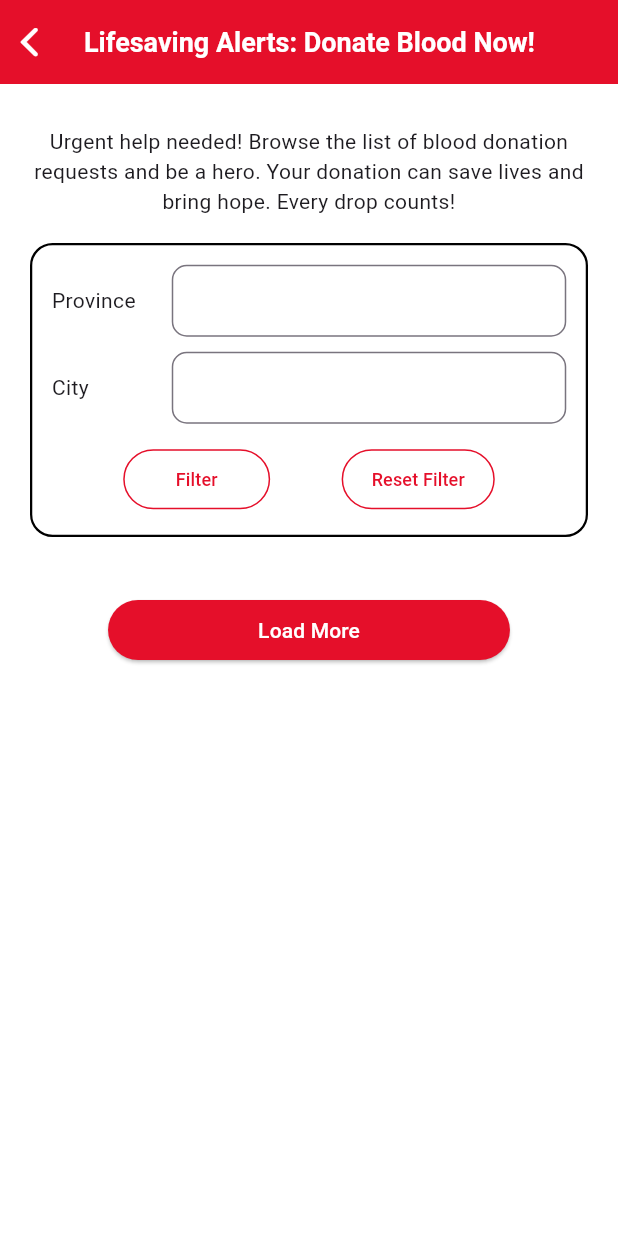
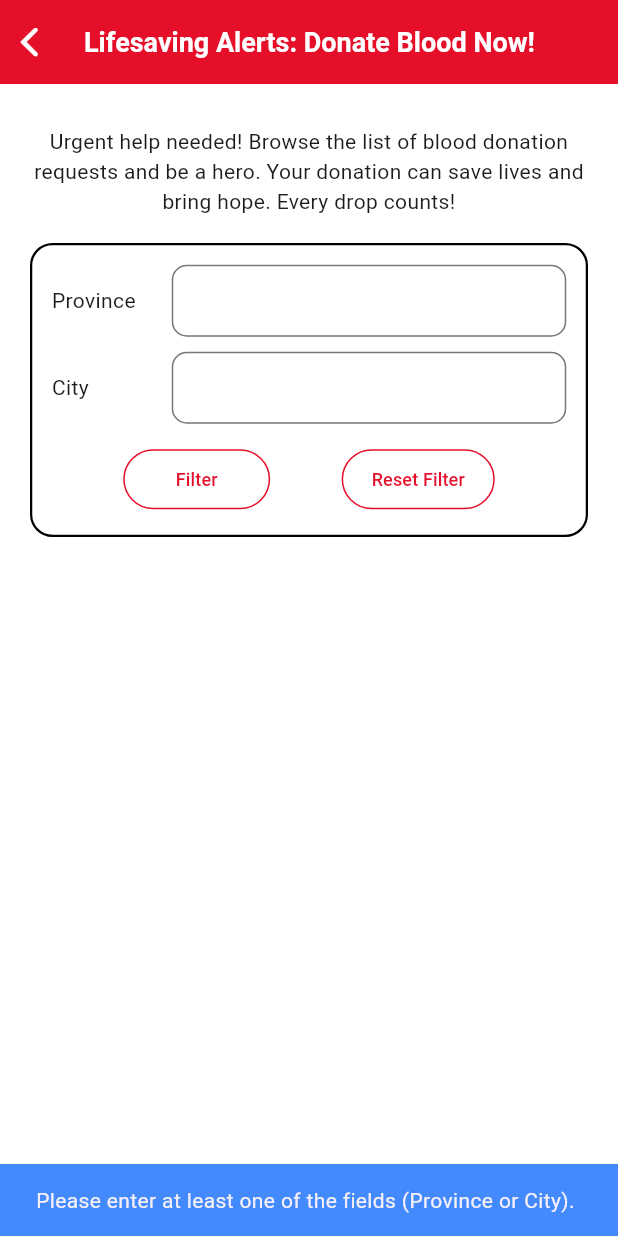
Before and after one commit to ArvinFox/LifeBlood-Blood-Donation-App, a Flutter app: the BloodRequestScreen screen opened by its route, after a tap on "Filter", on a phone screen of 412 x 824 dp. Run offline on Flutter 3.47's test engine with Material 3 defaults, Android fonts, the phone set to English and light mode, and no system bars; our stand-ins replace carousel_slider, cloud_firestore, curved_navigation_bar, file_picker, firebase_auth, firebase_core and 2 more; missing offline and left inert: twilio_flutter; accounts and stored records are empty; statements that could not run were skipped; project files that could hold a hidden picture were left out.

Commit message:
Modified the code with filtering functionality and fetched data in notifications screen

```diff
--- a/lib/screens/blood_request_screen.dart
+++ b/lib/screens/blood_request_screen.dart
@@ -15,14 +15,12 @@ class _BloodRequestScreenState extends State<BloodRequestScreen> {
   final TextEditingController _provinceController = TextEditingController();
   final TextEditingController _cityController = TextEditingController();
 
-  // List to hold all fetched data
   List<DonationRequestDetails> bloodRequests = [];
-
-  // List to hold the currently displayed cards
   List<DonationRequestDetails> displayedRequests = [];
 
-  // Number of items to load after pressing "Load More"
   int itemsToLoad = 2;
+
+  bool isFiltered = false;
 
   @override
   void initState() {
@@ -30,19 +28,17 @@ class _BloodRequestScreenState extends State<BloodRequestScreen> {
     _fetchBloodRequests();
   }
 
-  // Fetch data from Firestore and filter out the latest 3 requests
   Future<void> _fetchBloodRequests() async {
     try {
       var querySnapshot = await FirebaseFirestore.instance
           .collection('requests')
-          .orderBy('createdAt', descending: true) // Order by the most recent
+          .orderBy('createdAt', descending: true)
           .get();
 
       List<DonationRequestDetails> fetchedRequests = querySnapshot.docs
           .map((doc) => DonationRequestDetails.fromFirestore(doc.data()))
           .toList();
 
-      // Exclude the latest 3 requests
       setState(() {
         bloodRequests = fetchedRequests.skip(3).toList();
         displayedRequests = bloodRequests.take(itemsToLoad).toList();
@@ -52,7 +48,51 @@ class _BloodRequestScreenState extends State<BloodRequestScreen> {
     }
   }
 
-  // Function to load more requests
+  void _filterRequests() {
+    String province = _provinceController.text.trim().toLowerCase();
+    String city = _cityController.text.trim().toLowerCase();
+
+    if (province.isEmpty && city.isEmpty) {
+      // Show Snackbar if both province and city are empty
+      ScaffoldMessenger.of(context).showSnackBar(
+        SnackBar(
+          content: const Text(
+              "Please enter at least one of the fields (Province or City)."),
+          backgroundColor: Colors.blueAccent, // Light blue color
+        ),
+      );
+      return; // Don't proceed with filtering if both fields are empty
+    }
+
+    setState(() {
+      isFiltered = true;
+      displayedRequests = bloodRequests.where((request) {
+        bool matchesProvince = province.isEmpty ||
+            request.province.toLowerCase().contains(province);
+        bool matchesCity =
+            city.isEmpty || request.city.toLowerCase().contains(city);
+        return matchesProvince && matchesCity;
+      }).toList();
+    });
+  }
+
+  void _resetFilters() {
+    setState(() {
+      _provinceController.clear();
+      _cityController.clear();
+      displayedRequests = bloodRequests.take(itemsToLoad).toList();
+      isFiltered = false;
+    });
+
+    // Show Snackbar on Reset Filter if no province or city is entered
+    ScaffoldMessenger.of(context).showSnackBar(
+      SnackBar(
+        content: const Text("Please enter a province or city to filter."),
+        backgroundColor: Colors.blueAccent, // Light blue color
+      ),
+    );
+  }
+
   void loadMoreRequests() {
     setState(() {
       if (displayedRequests.length < bloodRequests.length) {
@@ -80,7 +120,7 @@ class _BloodRequestScreenState extends State<BloodRequestScreen> {
             Navigator.pop(context);
           },
         ),
-        leadingWidth: 40, // Reduce space in between leading and text
+        leadingWidth: 40,
       ),
       body: SingleChildScrollView(
         child: Padding(
@@ -93,31 +133,27 @@ class _BloodRequestScreenState extends State<BloodRequestScreen> {
                 textAlign: TextAlign.center,
               ),
               Container(
-                margin: EdgeInsets.symmetric(vertical: 18),
-                padding: EdgeInsets.all(13),
+                margin: const EdgeInsets.symmetric(vertical: 18),
+                padding: const EdgeInsets.all(13),
                 decoration: BoxDecoration(
                     border: Border.all(color: Colors.black, width: 1.5),
                     color: Colors.white,
                     borderRadius: BorderRadius.circular(15)),
                 child: Column(
-                  mainAxisAlignment: MainAxisAlignment.spaceEvenly,
                   children: [
                     Row(
                       children: [
-                        SizedBox(
-                          width: 70,
-                          child: const Text("Province"),
-                        ),
+                        const SizedBox(width: 70, child: Text("Province")),
                         const SizedBox(width: 10),
                         Expanded(
                           child: TextField(
+                            controller: _provinceController,
                             decoration: InputDecoration(
-                              contentPadding: EdgeInsets.symmetric(
+                              contentPadding: const EdgeInsets.symmetric(
                                   horizontal: 10, vertical: 10),
                               border: OutlineInputBorder(
                                   borderRadius: BorderRadius.circular(10)),
                             ),
-                            controller: _provinceController,
                           ),
                         ),
                       ],
@@ -125,17 +161,17 @@ class _BloodRequestScreenState extends State<BloodRequestScreen> {
                     const SizedBox(height: 10),
                     Row(
                       children: [
-                        SizedBox(width: 70, child: const Text("City")),
+                        const SizedBox(width: 70, child: Text("City")),
                         const SizedBox(width: 10),
                         Expanded(
                           child: TextField(
+                            controller: _cityController,
                             decoration: InputDecoration(
-                              contentPadding: EdgeInsets.symmetric(
+                              contentPadding: const EdgeInsets.symmetric(
                                   horizontal: 10, vertical: 10),
                               border: OutlineInputBorder(
                                   borderRadius: BorderRadius.circular(10)),
                             ),
-                            controller: _cityController,
                           ),
                         ),
                       ],
@@ -145,11 +181,11 @@ class _BloodRequestScreenState extends State<BloodRequestScreen> {
                       mainAxisAlignment: MainAxisAlignment.spaceEvenly,
                       children: [
                         OutlinedButton(
-                          onPressed: () {},
+                          onPressed: _filterRequests,
                           style: OutlinedButton.styleFrom(
-                            padding: EdgeInsets.symmetric(horizontal: 35),
-                            side:
-                                BorderSide(color: Color(0xFFE50F2A), width: 1),
+                            padding: const EdgeInsets.symmetric(horizontal: 35),
+                            side: const BorderSide(
+                                color: Color(0xFFE50F2A), width: 1),
                             backgroundColor: Colors.white,
                             shape: RoundedRectangleBorder(
                               borderRadius: BorderRadius.circular(20),
@@ -162,21 +198,16 @@ class _BloodRequestScreenState extends State<BloodRequestScreen> {
                           ),
                         ),
                         OutlinedButton(
-                          onPressed: () {
-                            setState(() {
-                              _provinceController.clear();
-                              _cityController.clear();
-                            });
-                          },
+                          onPressed: _resetFilters,
                           style: OutlinedButton.styleFrom(
-                            padding: EdgeInsets.symmetric(horizontal: 20),
-                            side:
-                                BorderSide(color: Color(0xFFE50F2A), width: 1),
+                            padding: const EdgeInsets.symmetric(horizontal: 20),
+                            side: const BorderSide(
+                                color: Color(0xFFE50F2A), width: 1),
                             backgroundColor: Colors.white,
                             shape: RoundedRectangleBorder(
                                 borderRadius: BorderRadius.circular(20)),
                           ),
-                          child: Text("Reset Filter",
+                          child: const Text("Reset Filter",
                               style: TextStyle(
                                   color: Color(0xFFE50F2A), fontSize: 12)),
                         ),
@@ -185,9 +216,22 @@ class _BloodRequestScreenState extends State<BloodRequestScreen> {
                   ],
                 ),
               ),
+              // Show no request found text if no results after filter
+              if (displayedRequests.isEmpty && isFiltered)
+                const Center(
+                  child: Text(
+                    'No blood donation requests found',
+                    style: TextStyle(
+                        fontSize: 18,
+                        fontWeight: FontWeight.bold,
+                        color: Colors.red),
+                  ),
+                ),
+              // Show blood requests when available
+              if (displayedRequests.isNotEmpty)
                 ListView.builder(
                   shrinkWrap: true,
-                physics: NeverScrollableScrollPhysics(),
+                  physics: const NeverScrollableScrollPhysics(),
                   itemCount: displayedRequests.length,
                   itemBuilder: (context, index) {
                     return BloodRequestCard(
@@ -195,13 +239,16 @@ class _BloodRequestScreenState extends State<BloodRequestScreen> {
                     );
                   },
                 ),
-              SizedBox(height: 20),
+              const SizedBox(height: 20),
+              // Only show load more button if there are requests
+              if (displayedRequests.isNotEmpty && !isFiltered)
                 ElevatedButton(
                   onPressed: loadMoreRequests,
                   style: ElevatedButton.styleFrom(
-                    backgroundColor: Color(0xFFE50F2A),
-                    padding: EdgeInsets.only(left: 100, right: 100)),
-                child: Text(
+                      backgroundColor: const Color(0xFFE50F2A),
+                      padding: const EdgeInsets.symmetric(
+                          horizontal: 100, vertical: 10)),
+                  child: const Text(
                     "Load More",
                     style: TextStyle(color: Colors.white),
                   ),
```
Also changed, not shown: lib/screens/notification_screen.dart (+42 -12 lines), 15 other files. Lines whose indentation alone changed are shown as unchanged.
